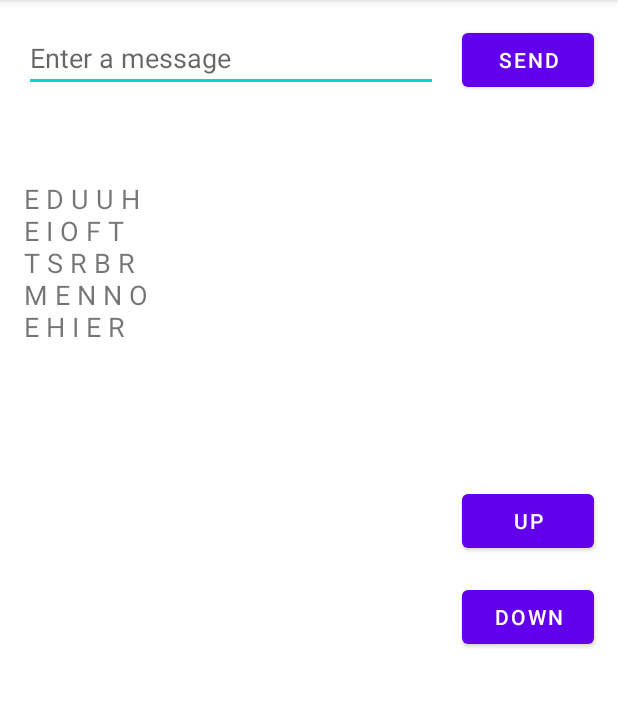
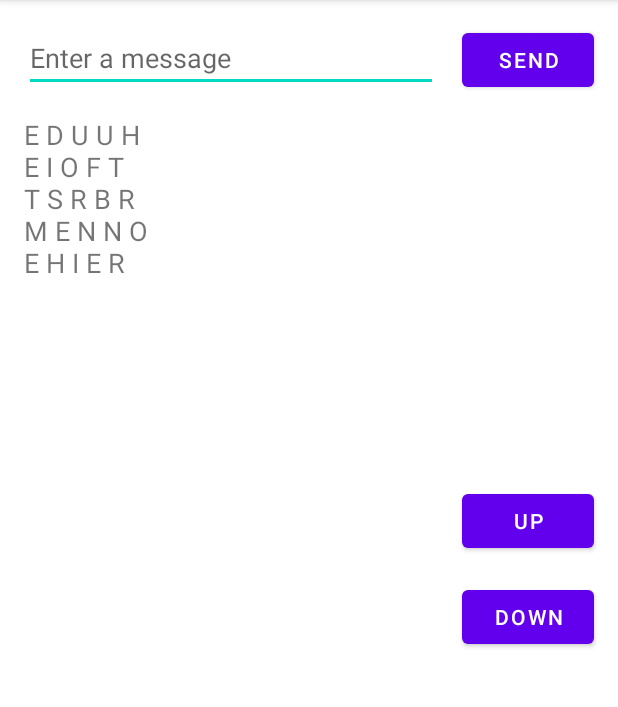
Before and after one commit to SebastianTan/BoggleApp, an Android app: the screen it shows after launch (MainActivity), after a tap on "SEND", on a phone screen of 412 x 824 dp, the part 84-791 px from its top. Run offline under Robolectric (Android 15) with nearby library versions, the phone set to English and light mode, and no system bars; 2 statements that could not run were skipped.

```diff
--- a/app/src/main/java/com/example/boggle_solver/MainActivity.java
+++ b/app/src/main/java/com/example/boggle_solver/MainActivity.java
@@ -27,18 +27,22 @@ public class MainActivity extends AppCompatActivity {
     // Runs on button press
     public void sendMessage(View view) {
 
+
+        TextView textView = findViewById(R.id.textView2);
+        textView.scrollTo(0,0);
+
         String output = ""; //button output text;
 
         // Get input text
         EditText editText = (EditText) findViewById(R.id.editText);
         String message = editText.getText().toString();
-        output += (message + "\n\n");
+//        output += (message + "\n\n"); //DEBUG
 
         //Error check input text
         double m_length = Math.sqrt(message.length());
         if( m_length != Math.floor(m_length)) {
             output = "Please check that your board input is the right size!";
-            TextView textView = findViewById(R.id.textView2);
+            textView = findViewById(R.id.textView2);
             textView.setText(output);
             return;
         }
@@ -84,7 +88,7 @@ public class MainActivity extends AppCompatActivity {
         for (String s : boggleWords){
             output += (s + "\n");
         }
-        TextView textView = findViewById(R.id.textView2);
+        textView = findViewById(R.id.textView2);
         textView.setText(output);
 
     }
```
